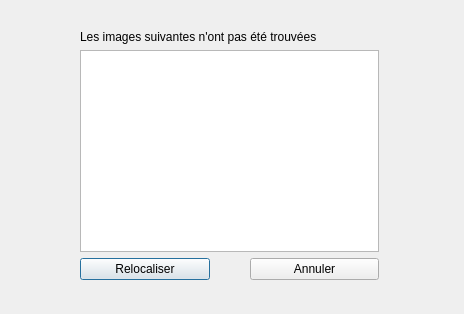
Qt form checkingwindow.ui (ForestierL/ihm) before a commit.
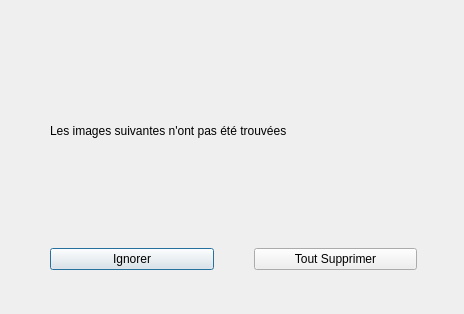
The same form after that commit.

Commit message: Suppression de dossiers fonctionnelle + Test fenêtre de relocalisation

Patch:
```diff
--- a/checkingwindow.ui
+++ b/checkingwindow.ui
@@ -16,9 +16,9 @@
   <widget class="QWidget" name="layoutWidget">
    <property name="geometry">
     <rect>
-     <x>80</x>
-     <y>30</y>
-     <width>299</width>
+     <x>50</x>
+     <y>20</y>
+     <width>367</width>
      <height>250</height>
     </rect>
    </property>
@@ -31,7 +31,7 @@
      </widget>
     </item>
     <item>
-     <widget class="QListView" name="listView"/>
+     <layout class="QGridLayout" name="gridLayout"/>
     </item>
     <item>
      <layout class="QHBoxLayout" name="horizontalLayout">
@@ -39,16 +39,16 @@
        <number>40</number>
       </property>
       <item>
-       <widget class="QPushButton" name="pushButton_2">
+       <widget class="QPushButton" name="pushButton">
         <property name="text">
-         <string>Relocaliser</string>
+         <string>Ignorer</string>
         </property>
        </widget>
       </item>
       <item>
-       <widget class="QPushButton" name="pushButton">
+       <widget class="QPushButton" name="pushButton_2">
         <property name="text">
-         <string>Annuler</string>
+         <string>Tout Supprimer</string>
         </property>
        </widget>
       </item>
```
The commit also changes 4 other files.
